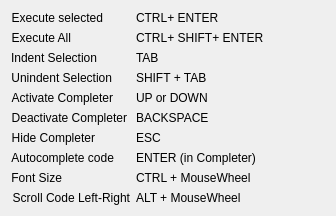
The window that pw_multiScriptEditor/widgets/shortcuts.ui (paulwinex/pw_MultiScriptEditor) describes before a commit, drawn with Qt 5.
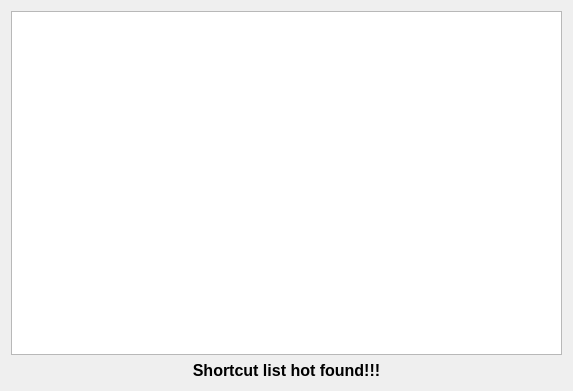
The same window after the commit.

```diff
--- a/pw_multiScriptEditor/widgets/shortcuts.ui
+++ b/pw_multiScriptEditor/widgets/shortcuts.ui
@@ -6,8 +6,8 @@
    <rect>
     <x>0</x>
     <y>0</y>
-    <width>336</width>
-    <height>197</height>
+    <width>573</width>
+    <height>391</height>
    </rect>
   </property>
   <property name="windowTitle">
@@ -15,178 +15,31 @@
   </property>
   <layout class="QVBoxLayout" name="verticalLayout">
    <item>
-    <layout class="QFormLayout" name="formLayout">
-     <item row="0" column="0">
-      <widget class="QLabel" name="label">
-       <property name="text">
-        <string>Execute selected</string>
-       </property>
-       <property name="alignment">
-        <set>Qt::AlignRight|Qt::AlignTrailing|Qt::AlignVCenter</set>
-       </property>
-      </widget>
-     </item>
-     <item row="0" column="1">
-      <widget class="QLabel" name="label_2">
-       <property name="text">
-        <string>CTRL+ ENTER</string>
-       </property>
-      </widget>
-     </item>
-     <item row="2" column="0">
-      <widget class="QLabel" name="label_3">
-       <property name="text">
-        <string>Indent Selection</string>
-       </property>
-       <property name="alignment">
-        <set>Qt::AlignRight|Qt::AlignTrailing|Qt::AlignVCenter</set>
-       </property>
-      </widget>
-     </item>
-     <item row="2" column="1">
-      <widget class="QLabel" name="label_4">
-       <property name="text">
-        <string>TAB</string>
-       </property>
-      </widget>
-     </item>
-     <item row="3" column="0">
-      <widget class="QLabel" name="label_5">
-       <property name="text">
-        <string>Unindent Selection</string>
-       </property>
-       <property name="alignment">
-        <set>Qt::AlignRight|Qt::AlignTrailing|Qt::AlignVCenter</set>
-       </property>
-      </widget>
-     </item>
-     <item row="3" column="1">
-      <widget class="QLabel" name="label_6">
-       <property name="text">
-        <string>SHIFT + TAB</string>
-       </property>
-      </widget>
-     </item>
-     <item row="4" column="0">
-      <widget class="QLabel" name="label_7">
-       <property name="text">
-        <string>Activate Completer</string>
-       </property>
-       <property name="alignment">
-        <set>Qt::AlignRight|Qt::AlignTrailing|Qt::AlignVCenter</set>
-       </property>
-      </widget>
-     </item>
-     <item row="4" column="1">
-      <widget class="QLabel" name="label_8">
-       <property name="text">
-        <string>UP or DOWN</string>
-       </property>
-      </widget>
-     </item>
-     <item row="6" column="0">
-      <widget class="QLabel" name="label_9">
-       <property name="text">
-        <string>Hide Completer</string>
-       </property>
-       <property name="alignment">
-        <set>Qt::AlignRight|Qt::AlignTrailing|Qt::AlignVCenter</set>
-       </property>
-      </widget>
-     </item>
-     <item row="6" column="1">
-      <widget class="QLabel" name="label_10">
-       <property name="text">
-        <string>ESC</string>
-       </property>
-      </widget>
-     </item>
-     <item row="5" column="0">
-      <widget class="QLabel" name="label_11">
-       <property name="text">
-        <string>Deactivate Completer</string>
-       </property>
-       <property name="alignment">
-        <set>Qt::AlignRight|Qt::AlignTrailing|Qt::AlignVCenter</set>
-       </property>
-      </widget>
-     </item>
-     <item row="5" column="1">
-      <widget class="QLabel" name="label_12">
-       <property name="text">
-        <string>BACKSPACE</string>
-       </property>
-      </widget>
-     </item>
-     <item row="7" column="0">
-      <widget class="QLabel" name="label_13">
-       <property name="text">
-        <string>Autocomplete code</string>
-       </property>
-       <property name="alignment">
-        <set>Qt::AlignRight|Qt::AlignTrailing|Qt::AlignVCenter</set>
-       </property>
-      </widget>
-     </item>
-     <item row="7" column="1">
-      <widget class="QLabel" name="label_14">
-       <property name="text">
-        <string>ENTER (in Completer)</string>
-       </property>
-      </widget>
-     </item>
-     <item row="1" column="0">
-      <widget class="QLabel" name="label_15">
-       <property name="text">
-        <string>Execute All</string>
-       </property>
-       <property name="alignment">
-        <set>Qt::AlignRight|Qt::AlignTrailing|Qt::AlignVCenter</set>
-       </property>
-      </widget>
-     </item>
-     <item row="1" column="1">
-      <widget class="QLabel" name="label_16">
-       <property name="text">
-        <string>CTRL+ SHIFT+ ENTER</string>
-       </property>
-      </widget>
-     </item>
-     <item row="8" column="0">
-      <widget class="QLabel" name="label_17">
-       <property name="text">
-        <string>Font Size</string>
-       </property>
-       <property name="alignment">
-        <set>Qt::AlignRight|Qt::AlignTrailing|Qt::AlignVCenter</set>
-       </property>
-      </widget>
-     </item>
-     <item row="8" column="1">
-      <widget class="QLabel" name="label_18">
-       <property name="text">
-        <string>CTRL + MouseWheel</string>
-       </property>
-      </widget>
-     </item>
-     <item row="9" column="0">
-      <widget class="QLabel" name="label_19">
-       <property name="text">
-        <string>Scroll Code Left-Right</string>
-       </property>
-       <property name="alignment">
-        <set>Qt::AlignRight|Qt::AlignTrailing|Qt::AlignVCenter</set>
-       </property>
-      </widget>
-     </item>
-     <item row="9" column="1">
-      <widget class="QLabel" name="label_20">
-       <property name="text">
-        <string>ALT + MouseWheel</string>
-       </property>
-      </widget>
-     </item>
-    </layout>
+    <widget class="QTableWidget" name="table"/>
+   </item>
+   <item>
+    <widget class="QLabel" name="label">
+     <property name="font">
+      <font>
+       <pointsize>12</pointsize>
+       <weight>75</weight>
+       <italic>false</italic>
+       <bold>true</bold>
+      </font>
+     </property>
+     <property name="frameShape">
+      <enum>QFrame::NoFrame</enum>
+     </property>
+     <property name="text">
+      <string>Shortcut list hot found!!!</string>
+     </property>
+     <property name="textFormat">
+      <enum>Qt::AutoText</enum>
+     </property>
+     <property name="alignment">
+      <set>Qt::AlignCenter</set>
+     </property>
+    </widget>
    </item>
   </layout>
  </widget>
```
